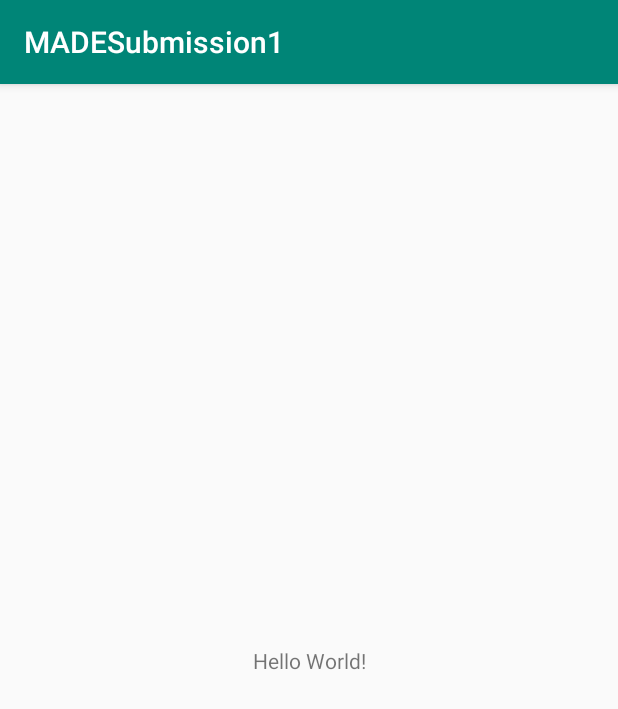
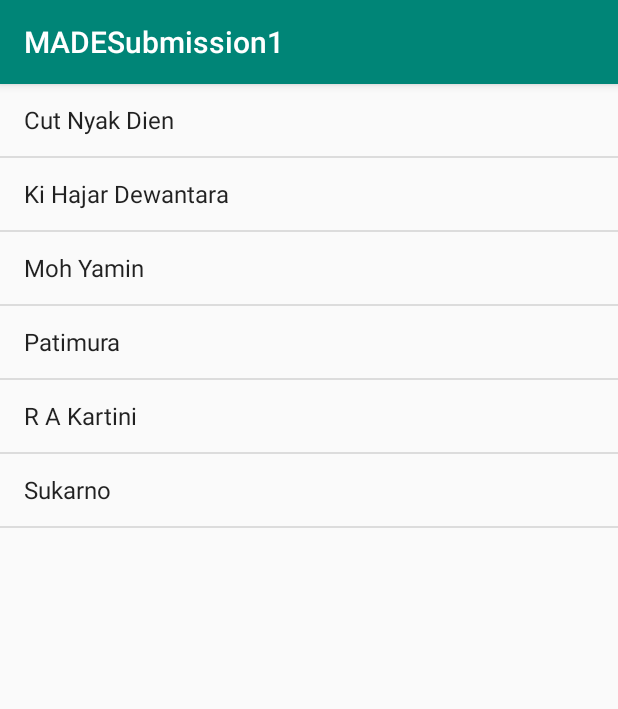
Before and after one commit to Ajisaputrars/Dicoding-MADE-Submission-1, an Android app: the screen it shows after launch (MainActivity), on a phone screen of 412 x 824 dp. Shown: the top 709 px of the screen. Run offline under Robolectric (Android 15) with nearby library versions, the phone set to English and light mode, and no system bars.

Commit message:
Second Commit

```diff
--- a/app/src/main/AndroidManifest.xml
+++ b/app/src/main/AndroidManifest.xml
@@ -16,6 +16,7 @@
                 <category android:name="android.intent.category.LAUNCHER" />
             </intent-filter>
         </activity>
+        <activity android:name=".DetailFilmActivity"></activity>
     </application>
 
 </manifest>
--- a/app/src/main/java/com/example/ajisaputrars/madesubmission1/MainActivity.java
+++ b/app/src/main/java/com/example/ajisaputrars/madesubmission1/MainActivity.java
@@ -2,12 +2,21 @@ package com.example.ajisaputrars.madesubmission1;
 
 import android.support.v7.app.AppCompatActivity;
 import android.os.Bundle;
+import android.widget.ArrayAdapter;
+import android.widget.ListView;
 
 public class MainActivity extends AppCompatActivity {
+
+    private String[] dataName = {"Cut Nyak Dien","Ki Hajar Dewantara","Moh Yamin","Patimura","R A Kartini","Sukarno"};
 
     @Override
     protected void onCreate(Bundle savedInstanceState) {
         super.onCreate(savedInstanceState);
         setContentView(R.layout.activity_main);
+
+        ListView listView = findViewById(R.id.lv_list);
+        ArrayAdapter<String> adapter = new ArrayAdapter<String>(this,
+                android.R.layout.simple_list_item_1, android.R.id.text1, dataName);
+        listView.setAdapter(adapter);
     }
 }
--- a/app/src/main/res/layout/activity_main.xml
+++ b/app/src/main/res/layout/activity_main.xml
@@ -1,18 +1,15 @@
 <?xml version="1.0" encoding="utf-8"?>
-<android.support.constraint.ConstraintLayout xmlns:android="http://schemas.android.com/apk/res/android"
+<LinearLayout
+    xmlns:android="http://schemas.android.com/apk/res/android"
     xmlns:app="http://schemas.android.com/apk/res-auto"
     xmlns:tools="http://schemas.android.com/tools"
     android:layout_width="match_parent"
     android:layout_height="match_parent"
     tools:context=".MainActivity">
 
-    <TextView
-        android:layout_width="wrap_content"
-        android:layout_height="wrap_content"
-        android:text="Hello World!"
-        app:layout_constraintBottom_toBottomOf="parent"
-        app:layout_constraintLeft_toLeftOf="parent"
-        app:layout_constraintRight_toRightOf="parent"
-        app:layout_constraintTop_toTopOf="parent" />
+    <ListView
+        android:id="@+id/lv_list"
+        android:layout_width="match_parent"
+        android:layout_height="match_parent"/>
 
-</android.support.constraint.ConstraintLayout>
+</LinearLayout>
```
Also changed, not shown: app/src/main/java/com/example/ajisaputrars/madesubmission1/DetailFilmActivity.java (added, +13 -0 lines), app/src/main/java/com/example/ajisaputrars/madesubmission1/Movie.java (added, +51 -0 lines), app/src/main/res/layout/activity_detail_film.xml (added, +9 -0 lines), app/src/main/res/layout/item.xml (added, +33 -0 lines).
